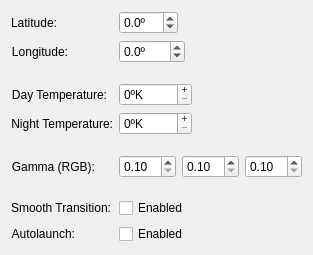
This is applet/redshift.ui in simgunz/redshift-plasmoid as Qt 5 draws it before an edit. The edited form follows.
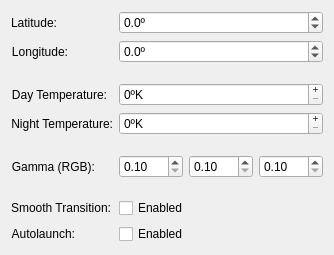
This is the edited form.

Commit message: Fix spinboxes padding

Diff of the .ui file:
```diff
--- a/applet/redshift.ui
+++ b/applet/redshift.ui
@@ -6,21 +6,15 @@
    <rect>
     <x>0</x>
     <y>0</y>
-    <width>304</width>
-    <height>238</height>
+    <width>334</width>
+    <height>222</height>
    </rect>
   </property>
   <property name="windowTitle">
    <string/>
   </property>
   <layout class="QFormLayout" name="formLayout">
-   <property name="fieldGrowthPolicy">
-    <enum>QFormLayout::ExpandingFieldsGrow</enum>
-   </property>
-   <property name="verticalSpacing">
-    <number>-1</number>
-   </property>
-   <item row="1" column="0">
+   <item row="0" column="0">
     <widget class="QLabel" name="lbLatitude">
      <property name="locale">
       <locale language="English" country="UnitedStates"/>
@@ -33,7 +27,44 @@
      </property>
     </widget>
    </item>
-   <item row="3" column="0">
+   <item row="0" column="1">
+    <widget class="QDoubleSpinBox" name="kcfg_latitude">
+     <property name="minimumSize">
+      <size>
+       <width>67</width>
+       <height>0</height>
+      </size>
+     </property>
+     <property name="maximumSize">
+      <size>
+       <width>1000</width>
+       <height>16777215</height>
+      </size>
+     </property>
+     <property name="buttonSymbols">
+      <enum>QAbstractSpinBox::UpDownArrows</enum>
+     </property>
+     <property name="prefix">
+      <string/>
+     </property>
+     <property name="suffix">
+      <string>º</string>
+     </property>
+     <property name="decimals">
+      <number>1</number>
+     </property>
+     <property name="minimum">
+      <double>-90.000000000000000</double>
+     </property>
+     <property name="maximum">
+      <double>90.000000000000000</double>
+     </property>
+     <property name="singleStep">
+      <double>0.100000000000000</double>
+     </property>
+    </widget>
+   </item>
+   <item row="1" column="0">
     <widget class="QLabel" name="lbLongitude">
      <property name="locale">
       <locale language="English" country="UnitedStates"/>
@@ -46,8 +77,20 @@
      </property>
     </widget>
    </item>
-   <item row="3" column="1">
+   <item row="1" column="1">
     <widget class="QDoubleSpinBox" name="kcfg_longitude">
+     <property name="minimumSize">
+      <size>
+       <width>67</width>
+       <height>0</height>
+      </size>
+     </property>
+     <property name="maximumSize">
+      <size>
+       <width>1000</width>
+       <height>16777215</height>
+      </size>
+     </property>
      <property name="suffix">
       <string>º</string>
      </property>
@@ -65,7 +108,7 @@
      </property>
     </widget>
    </item>
-   <item row="4" column="1">
+   <item row="2" column="1">
     <spacer name="verticalSpacer">
      <property name="orientation">
       <enum>Qt::Vertical</enum>
@@ -81,7 +124,7 @@
      </property>
     </spacer>
    </item>
-   <item row="5" column="0">
+   <item row="3" column="0">
     <widget class="QLabel" name="lbDayTemp">
      <property name="locale">
       <locale language="English" country="UnitedStates"/>
@@ -94,7 +137,7 @@
      </property>
     </widget>
    </item>
-   <item row="5" column="1">
+   <item row="3" column="1">
     <widget class="QSpinBox" name="kcfg_dayTemp">
      <property name="toolTip">
       <string>Day temperature. Neutral is 6500</string>
@@ -106,11 +149,11 @@
       <string>ºK</string>
      </property>
      <property name="maximum">
-      <number>15000</number>
+      <number>9999</number>
      </property>
     </widget>
    </item>
-   <item row="7" column="0">
+   <item row="4" column="0">
     <widget class="QLabel" name="lbNightTemp">
      <property name="locale">
       <locale language="English" country="UnitedStates"/>
@@ -123,7 +166,7 @@
      </property>
     </widget>
    </item>
-   <item row="7" column="1">
+   <item row="4" column="1">
     <widget class="QSpinBox" name="kcfg_nightTemp">
      <property name="toolTip">
       <string>Night temperature. Recommended is 4500 for Redshift and 3400 for F.lux</string>
@@ -135,11 +178,11 @@
       <string>ºK</string>
      </property>
      <property name="maximum">
-      <number>15000</number>
+      <number>9999</number>
      </property>
     </widget>
    </item>
-   <item row="8" column="1">
+   <item row="5" column="1">
     <spacer name="verticalSpacer_3">
      <property name="orientation">
       <enum>Qt::Vertical</enum>
@@ -155,7 +198,7 @@
      </property>
     </spacer>
    </item>
-   <item row="9" column="0">
+   <item row="6" column="0">
     <widget class="QLabel" name="lbGamma">
      <property name="toolTip">
       <string>Additional gamma correction (default is 1:1:1)</string>
@@ -168,7 +211,7 @@
      </property>
     </widget>
    </item>
-   <item row="9" column="1">
+   <item row="6" column="1">
     <layout class="QHBoxLayout" name="horizontalLayout">
      <item>
       <widget class="QDoubleSpinBox" name="kcfg_gammaR">
@@ -220,7 +263,7 @@
      </item>
     </layout>
    </item>
-   <item row="10" column="1">
+   <item row="7" column="1">
     <spacer name="verticalSpacer_4">
      <property name="orientation">
       <enum>Qt::Vertical</enum>
@@ -236,7 +279,7 @@
      </property>
     </spacer>
    </item>
-   <item row="11" column="0">
+   <item row="8" column="0">
     <widget class="QLabel" name="lbGamma_2">
      <property name="toolTip">
       <string>Additional gamma correction (default is 1:1:1)</string>
@@ -249,7 +292,7 @@
      </property>
     </widget>
    </item>
-   <item row="11" column="1">
+   <item row="8" column="1">
     <widget class="QCheckBox" name="kcfg_smooth">
      <property name="toolTip">
       <string>Check this if you want smooth transitions</string>
@@ -259,7 +302,7 @@
      </property>
     </widget>
    </item>
-   <item row="13" column="0">
+   <item row="9" column="0">
     <widget class="QLabel" name="lbGamma_3">
      <property name="toolTip">
       <string>Additional gamma correction (default is 1:1:1)</string>
@@ -272,7 +315,7 @@
      </property>
     </widget>
    </item>
-   <item row="13" column="1">
+   <item row="9" column="1">
     <widget class="QCheckBox" name="kcfg_autolaunch">
      <property name="toolTip">
       <string>Launch at start-up</string>
@@ -282,28 +325,6 @@
      </property>
     </widget>
    </item>
-   <item row="1" column="1">
-    <widget class="QDoubleSpinBox" name="kcfg_latitude">
-     <property name="buttonSymbols">
-      <enum>QAbstractSpinBox::UpDownArrows</enum>
-     </property>
-     <property name="suffix">
-      <string>º</string>
-     </property>
-     <property name="decimals">
-      <number>1</number>
-     </property>
-     <property name="minimum">
-      <double>-90.000000000000000</double>
-     </property>
-     <property name="maximum">
-      <double>90.000000000000000</double>
-     </property>
-     <property name="singleStep">
-      <double>0.100000000000000</double>
-     </property>
-    </widget>
-   </item>
   </layout>
  </widget>
  <resources/>
```
